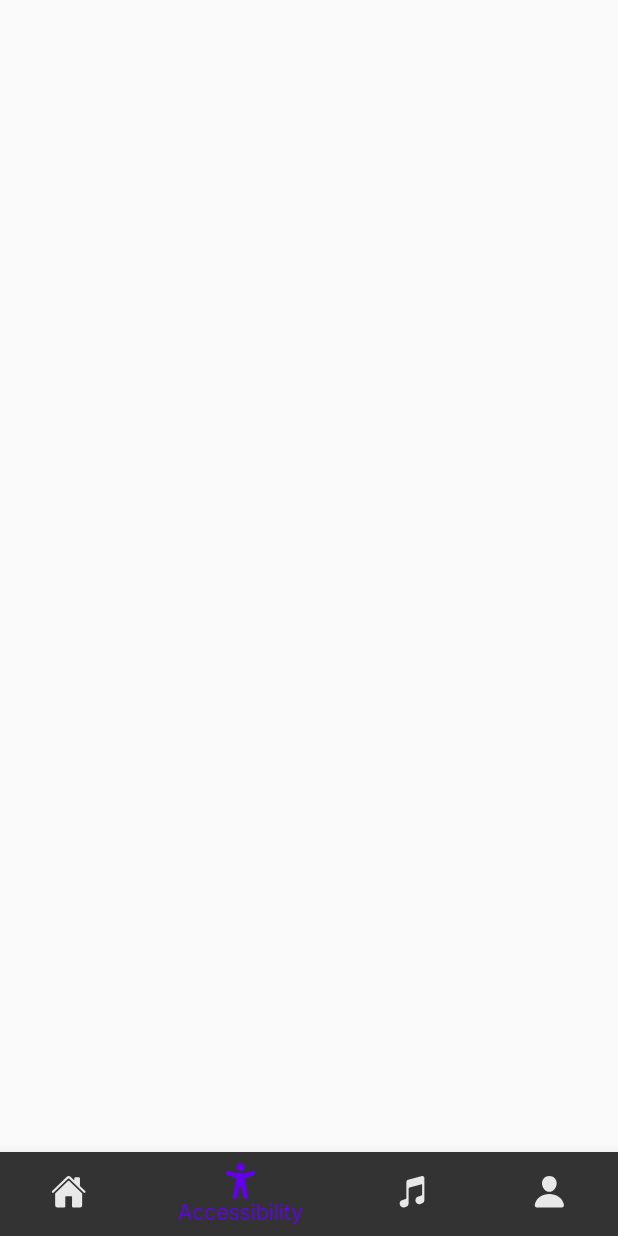
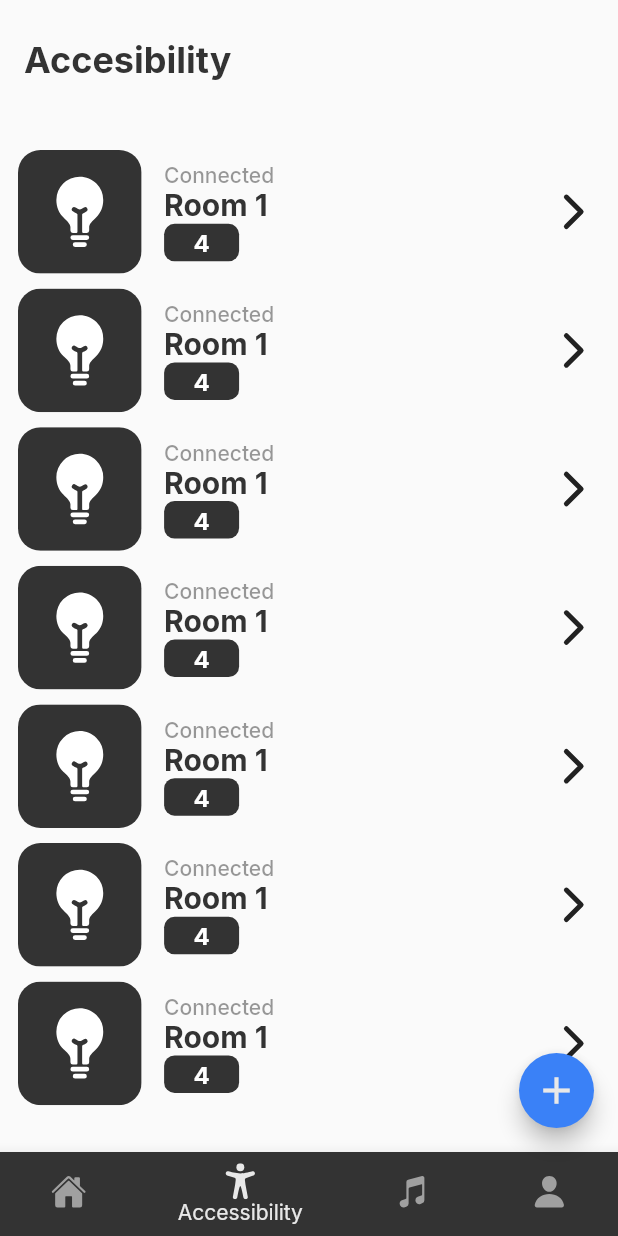
Before and after one commit to Raya46/smart_class, a Flutter app: the screen it shows after launch, item 2 of the bottom bar chosen, on a phone screen of 412 x 824 dp. Run offline on Flutter 3.47's test engine with Material 2 defaults, Android fonts, the light colour scheme and no system bars; our stand-ins replace flutter_switch, google_fonts, ionicons.

Commit message:
new commit

```diff
--- a/lib/global/color.dart
+++ b/lib/global/color.dart
@@ -1,12 +1,14 @@
-// ignore_for_file: prefer_const_constructors
+// ignore_for_file: prefer_const_constructors, non_constant_identifier_names
 
-import 'package:flutter/animation.dart';
+// import 'package:flutter/animation.dart';
 import 'package:flutter/cupertino.dart';
 
 final Color highlight = Color.fromRGBO(58, 129, 247, 1);
 final Color highlight2 = Color.fromRGBO(210, 4, 253, 1);
 final Color primary = Color.fromRGBO(51, 51, 51, 1);
+final Color primary50 = Color.fromRGBO(51, 51, 51, 0.5);
 final Color secondary = Color.fromRGBO(232, 232, 232, 1);
+final Color secondary60 = Color.fromRGBO(232, 232, 232, 0.6);
 
 LinearGradient LinearColor() {
   return LinearGradient(
--- a/lib/global/textstyle.dart
+++ b/lib/global/textstyle.dart
@@ -1,6 +1,5 @@
 // ignore_for_file: prefer_const_constructors
 
-import 'package:flutter/cupertino.dart';
 import 'package:flutter/material.dart';
 import 'package:flutter_smartclass/global/color.dart';
 import 'package:google_fonts/google_fonts.dart';
@@ -8,6 +7,11 @@ import 'package:google_fonts/google_fonts.dart';
 TextStyle bold24White() {
   return GoogleFonts.inter(
       color: Colors.white, fontSize: 24, fontWeight: FontWeight.bold);
+}
+
+TextStyle bold24Prim() {
+  return GoogleFonts.inter(
+      color: primary, fontSize: 24, fontWeight: FontWeight.bold);
 }
 
 TextStyle bold16White() {
@@ -24,6 +28,11 @@ TextStyle bold20Highlight() {
       color: highlight, fontSize: 20, fontWeight: FontWeight.bold);
 }
 
+TextStyle bold16Highlight() {
+  return GoogleFonts.inter(
+      color: highlight, fontSize: 16, fontWeight: FontWeight.bold);
+}
+
 TextStyle med12Sec() {
   return GoogleFonts.inter(
       color: Colors.white, fontSize: 12, fontWeight: FontWeight.w300);
@@ -32,7 +41,15 @@ TextStyle med14Sec() {
   return GoogleFonts.inter(
       color: Colors.white, fontSize: 14, fontWeight: FontWeight.w400);
 }
+TextStyle med14prim50() {
+  return GoogleFonts.inter(
+      color: primary50, fontSize: 14, fontWeight: FontWeight.w500);
+}
 TextStyle bold20Prim() {
   return GoogleFonts.inter(
       color: primary, fontSize: 20, fontWeight: FontWeight.bold);
 }
+TextStyle bold16Prim() {
+  return GoogleFonts.inter(
+      color: primary, fontSize: 16, fontWeight: FontWeight.bold);
+}
--- a/lib/main.dart
+++ b/lib/main.dart
@@ -1,7 +1,5 @@
 import 'package:flutter/material.dart';
-import 'package:flutter_smartclass/global/color.dart';
 import 'package:flutter_smartclass/mainNavigation.dart';
-import 'package:flutter_smartclass/page/home/mainHome.dart';
 import 'package:google_fonts/google_fonts.dart';
 
 void main() {
--- a/lib/mainNavigation.dart
+++ b/lib/mainNavigation.dart
@@ -1,7 +1,10 @@
+// ignore_for_file: file_names, unused_field, prefer_final_fields
+
 import 'package:flutter/material.dart';
 import 'package:flutter_smartclass/global/color.dart';
 import 'package:flutter_smartclass/page/accessibility/mainAccess.dart';
 import 'package:flutter_smartclass/page/home/mainHome.dart';
+import 'package:google_fonts/google_fonts.dart';
 import 'package:ionicons/ionicons.dart';
 
 class NavigationPage extends StatefulWidget {
@@ -24,14 +27,17 @@ class _NavigationPageState extends State<NavigationPage> {
   @override
   Widget build(BuildContext context) {
     return Scaffold(
+      floatingActionButton: const floatingButton(),
       body: screens[currentIndex],
       bottomNavigationBar: Theme(
         data: Theme.of(context).copyWith(
-            canvasColor: primary,),
+          canvasColor: primary,
+        ),
         child: BottomNavigationBar(
+            selectedLabelStyle: GoogleFonts.inter(),
             currentIndex: currentIndex,
-            selectedItemColor: const Color(0xff6200ee),
-            unselectedItemColor: secondary,
+            selectedItemColor: secondary,
+            unselectedItemColor: secondary60,
             type: BottomNavigationBarType.shifting,
             onTap: (index) => setState(() {
                   currentIndex = index;
@@ -39,6 +45,29 @@ class _NavigationPageState extends State<NavigationPage> {
             items: _navBarItems),
       ),
     );
+  }
+}
+
+class floatingButton extends StatelessWidget {
+  const floatingButton({
+    Key? key,
+  }) : super(key: key);
+
+  @override
+  Widget build(BuildContext context) {
+    return SizedBox(
+      width: 50,
+      height: 50,
+        child: FloatingActionButton(
+          backgroundColor: highlight,
+          foregroundColor: secondary,
+          mini: true,
+          onPressed: () {
+            // Respond to button press
+          },
+          child: const Icon(Icons.add,size: 30,),
+        ),
+      );
   }
 }
 
--- a/lib/page/accessibility/mainAccess.dart
+++ b/lib/page/accessibility/mainAccess.dart
@@ -1,5 +1,12 @@
+// ignore_for_file: avoid_unnecessary_containers
+
+import 'package:flutter/material.dart';
 import 'package:flutter/src/widgets/container.dart';
 import 'package:flutter/src/widgets/framework.dart';
+import 'package:flutter_smartclass/global/color.dart';
+import 'package:flutter_smartclass/global/textstyle.dart';
+import 'package:flutter_smartclass/widget/widgetAppbar.dart';
+import 'package:ionicons/ionicons.dart';
 
 class AccessPage extends StatefulWidget {
   const AccessPage({super.key});
@@ -11,6 +18,89 @@ class AccessPage extends StatefulWidget {
 class _AccessPageState extends State<AccessPage> {
   @override
   Widget build(BuildContext context) {
-    return Container();
+    final width = MediaQuery.of(context).size.width;
+    return Scaffold(
+      appBar: accesAppbar(),
+      body: SingleChildScrollView(
+        child: Container(
+          margin: const EdgeInsets.symmetric(horizontal: 12, vertical: 20),
+          child: Column(
+            children: [
+              InkWell(child: RoomWidget(width: width),onTap: (){},),
+              InkWell(child: RoomWidget(width: width),onTap: (){},),
+              InkWell(child: RoomWidget(width: width),onTap: (){},),
+              InkWell(child: RoomWidget(width: width),onTap: (){},),
+              InkWell(child: RoomWidget(width: width),onTap: (){},),
+              InkWell(child: RoomWidget(width: width),onTap: (){},),
+              InkWell(child: RoomWidget(width: width),onTap: (){},),
+            ],
+          ),
+        ),
+      ),
+    );
   }
 }
+
+class RoomWidget extends StatelessWidget {
+  const RoomWidget({
+    Key? key,
+    required this.width,
+  }) : super(key: key);
+
+  final double width;
+
+  @override
+  Widget build(BuildContext context) {
+    return Container(
+      margin: const EdgeInsets.only(bottom: 10),
+      child: Row(
+        mainAxisAlignment: MainAxisAlignment.spaceBetween,
+        children: [
+          Row(
+            children: [
+              ClipRRect(
+                borderRadius: BorderRadius.circular(15),
+                child: SizedBox(
+                  height: width * 0.2,
+                  width: width * 0.2,
+                  child: Container(
+                      color: primary,
+                      child: const Icon(
+                        Ionicons.bulb,
+                        size: 50,
+                        color: Colors.white,
+                      )),
+                ),
+              ),
+              const SizedBox(
+                width: 15,
+              ),
+              Column(
+                crossAxisAlignment: CrossAxisAlignment.start,
+                mainAxisAlignment: MainAxisAlignment.spaceBetween,
+                children: [
+                  Text("Connected", style: med14prim50()),
+                  Text("Room 1", style: bold20Prim()),
+                  Container(
+                    width: 50,
+                    height: 25,
+                    decoration: BoxDecoration(
+                      borderRadius: BorderRadius.circular(7),
+                      color: primary,
+                    ),
+                    child: Center(
+                        child: Text(
+                      '4',
+                      style: bold16White(),
+                    )),
+                  ),
+                ],
+              ),
+            ],
+          ),
+          const Icon(Ionicons.chevron_forward,size: 35,)
+        ],
+      ),
+    );
+  }
+}
--- a/lib/page/home/mainHome.dart
+++ b/lib/page/home/mainHome.dart
@@ -7,7 +7,7 @@ import 'package:flutter_smartclass/global/color.dart';
 import 'package:flutter_smartclass/global/textstyle.dart';
 import 'package:flutter_smartclass/global/var/bool.dart';
 import 'package:flutter_smartclass/widget/homepage/card.dart';
-import 'package:flutter_smartclass/widget/homepage/homeAppbar.dart';
+import 'package:flutter_smartclass/widget/widgetAppbar.dart';
 import 'package:flutter_switch/flutter_switch.dart';
 import 'package:google_fonts/google_fonts.dart';
 import 'package:intl/intl.dart';
@@ -123,7 +123,7 @@ class _allCardState extends State<allCard> {
                             });
                           },
                           child: cardSwitch(width: widget.width)),
-                    ]),
+                      ]),
               ],
             ),
           )),
--- a/lib/widget/homepage/homeAppbar.dart
+++ b/lib/widget/widgetAppbar.dart
@@ -1,5 +1,6 @@
 import 'package:flutter/material.dart';
 import 'package:flutter_smartclass/global/color.dart';
+import 'package:flutter_smartclass/global/textstyle.dart';
 import 'package:google_fonts/google_fonts.dart';
 
 AppBar homeAppbar() {
@@ -45,3 +46,31 @@ AppBar homeAppbar() {
     ],
   );
 }
+
+
+AppBar accesAppbar() {
+  return AppBar(
+    toolbarHeight: 80,
+    backgroundColor: Colors.transparent,
+    elevation: 0,
+    title: Text(
+        'Accesibility',
+        style: bold24Prim()
+      ),
+
+  );
+}
+
+AppBar roomAppbar() {
+  return AppBar(
+    leading: BackButton(color: primary),
+    toolbarHeight: 80,
+    backgroundColor: Colors.transparent,
+    elevation: 0,
+    title: Text(
+        'Accesibility',
+        style: bold16Prim()
+      ),
+
+  );
+}
```
Also changed, not shown: lib/page/accessibility/room/mainRoom.dart (added, +20 -0 lines), lib/widget/homepage/card.dart (+16 -16 lines).
